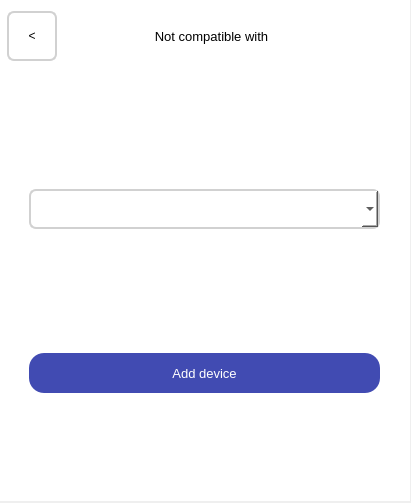
Above: layouts/add_device4.ui from fedulovs/InventoryUI before the change. Below: the same form after it.
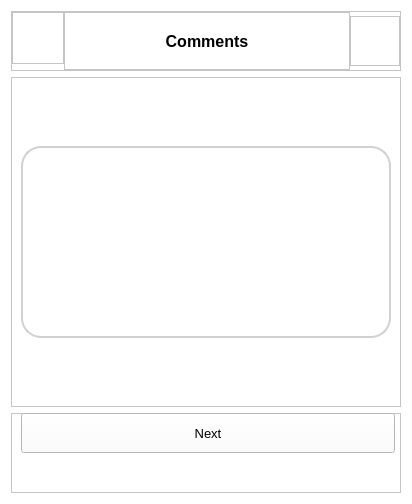
That is the form after the change.

Commit message: Change device inputs to correspond with new data source

What changed in the file:
```diff
--- a/layouts/add_device4.ui
+++ b/layouts/add_device4.ui
@@ -6,116 +6,101 @@
             <rect>
                 <x>0</x>
                 <y>0</y>
-                <width>411</width>
-                <height>503</height>
+                <width>412</width>
+                <height>504</height>
             </rect>
         </property>
         <property name="windowTitle">
             <string>Dialog</string>
         </property>
-        <widget class="QWidget" name="widget" native="true">
-            <property name="geometry">
-                <rect>
-                    <x>-1</x>
-                    <y>0</y>
-                    <width>411</width>
-                    <height>501</height>
-                </rect>
-            </property>
             <property name="styleSheet">
-                <string notr="true">background-color: #FFFFFF</string>
-            </property>
-            <widget class="QWidget" name="verticalLayoutWidget_2">
-                <property name="geometry">
-                    <rect>
-                        <x>0</x>
-                        <y>71</y>
-                        <width>411</width>
-                        <height>441</height>
-                    </rect>
-                </property>
-                <layout class="QVBoxLayout" name="verticalLayout_4">
+            <string notr="true">background-color: white</string>
+        </property>
+        <layout class="QVBoxLayout" name="verticalLayout">
+            <item>
+                <widget class="QFrame" name="frame">
+                    <property name="sizePolicy">
+                        <sizepolicy hsizetype="Preferred" vsizetype="Minimum">
+                            <horstretch>0</horstretch>
+                            <verstretch>0</verstretch>
+                        </sizepolicy>
+                    </property>
+                    <property name="minimumSize">
+                        <size>
+                            <width>0</width>
+                            <height>60</height>
+                        </size>
+                    </property>
+                    <property name="frameShape">
+                        <enum>QFrame::StyledPanel</enum>
+                    </property>
+                    <property name="frameShadow">
+                        <enum>QFrame::Raised</enum>
+                    </property>
+                    <layout class="QHBoxLayout" name="horizontalLayout">
+                        <property name="spacing">
+                            <number>0</number>
+                        </property>
                     <property name="leftMargin">
-                        <number>30</number>
+                            <number>0</number>
                     </property>
                     <property name="topMargin">
                         <number>0</number>
                     </property>
                     <property name="rightMargin">
-                        <number>30</number>
-                    </property>
-                    <item>
-                        <widget class="QComboBox" name="dropdown">
-                            <property name="minimumSize">
-                                <size>
-                                    <width>0</width>
-                                    <height>40</height>
-                                </size>
-                            </property>
-                            <property name="styleSheet">
-                                <string notr="true">border-radius : 7; border: 2px solid #D1D1D1</string>
-                            </property>
-                        </widget>
-                    </item>
-                    <item>
-                        <widget class="QPushButton" name="nextButton">
+                            <number>0</number>
+                        </property>
+                        <property name="bottomMargin">
+                            <number>0</number>
+                        </property>
+                        <item alignment="Qt::AlignLeft|Qt::AlignTop">
+                            <widget class="QFrame" name="frame_3">
                             <property name="sizePolicy">
-                                <sizepolicy hsizetype="Expanding" vsizetype="Fixed">
+                                    <sizepolicy hsizetype="Minimum" vsizetype="Preferred">
                                     <horstretch>0</horstretch>
                                     <verstretch>0</verstretch>
                                 </sizepolicy>
                             </property>
                             <property name="minimumSize">
                                 <size>
-                                    <width>0</width>
-                                    <height>40</height>
-                                </size>
-                            </property>
-                            <property name="font">
-                                <font>
-                                    <pointsize>10</pointsize>
-                                </font>
-                            </property>
-                            <property name="styleSheet">
-                                <string notr="true">border-radius : 15; border: 2 px solid black; background-color :
-                                    #414BB2; color: white
-                                </string>
-                            </property>
-                            <property name="text">
-                                <string>Add device</string>
-                            </property>
-                        </widget>
-                    </item>
-                </layout>
-            </widget>
-            <widget class="QWidget" name="horizontalLayoutWidget">
-                <property name="geometry">
-                    <rect>
-                        <x>0</x>
-                        <y>1</y>
-                        <width>411</width>
-                        <height>71</height>
-                    </rect>
+                                        <width>50</width>
+                                        <height>0</height>
+                                    </size>
+                                </property>
+                                <property name="frameShape">
+                                    <enum>QFrame::StyledPanel</enum>
+                                </property>
+                                <property name="frameShadow">
+                                    <enum>QFrame::Raised</enum>
                 </property>
                 <layout class="QHBoxLayout" name="horizontalLayout_2">
-                    <property name="sizeConstraint">
-                        <enum>QLayout::SetNoConstraint</enum>
+                                    <property name="spacing">
+                                        <number>0</number>
                     </property>
                     <property name="leftMargin">
-                        <number>8</number>
-                    </property>
-                    <item>
+                                        <number>0</number>
+                                    </property>
+                                    <property name="topMargin">
+                                        <number>0</number>
+                                    </property>
+                                    <property name="rightMargin">
+                                        <number>0</number>
+                                    </property>
+                                    <property name="bottomMargin">
+                                        <number>0</number>
+                                    </property>
+                                    <item alignment="Qt::AlignLeft|Qt::AlignTop">
                         <widget class="QPushButton" name="backButton">
                             <property name="sizePolicy">
-                                <sizepolicy hsizetype="Minimum" vsizetype="Fixed">
+                                                <sizepolicy hsizetype="Minimum" vsizetype="Minimum">
                                     <horstretch>0</horstretch>
                                     <verstretch>0</verstretch>
                                 </sizepolicy>
                             </property>
                             <property name="minimumSize">
                                 <size>
-                                    <width>0</width>
-                                    <height>40</height>
+                                                    <width>50</width>
+                                                    <height>50</height>
                                 </size>
                             </property>
                             <property name="maximumSize">
@@ -125,59 +110,203 @@
                                 </size>
                             </property>
                             <property name="styleSheet">
-                                <string notr="true">border-radius : 7; border: 2px solid #D1D1D1</string>
+                                                <string notr="true">color: white; border: none</string>
                             </property>
                             <property name="text">
-                                <string>&lt;</string>
+                                                <string/>
                             </property>
                         </widget>
                     </item>
+                                </layout>
+                            </widget>
+                        </item>
                     <item>
-                        <widget class="QLabel" name="title">
+                            <widget class="QFrame" name="frame_4">
                             <property name="sizePolicy">
-                                <sizepolicy hsizetype="Minimum" vsizetype="Fixed">
+                                    <sizepolicy hsizetype="Expanding" vsizetype="Preferred">
+                                        <horstretch>0</horstretch>
+                                        <verstretch>0</verstretch>
+                                    </sizepolicy>
+                                </property>
+                                <property name="frameShape">
+                                    <enum>QFrame::StyledPanel</enum>
+                                </property>
+                                <property name="frameShadow">
+                                    <enum>QFrame::Raised</enum>
+                                </property>
+                                <layout class="QHBoxLayout" name="horizontalLayout_3">
+                                    <property name="spacing">
+                                        <number>0</number>
+                                    </property>
+                                    <property name="leftMargin">
+                                        <number>0</number>
+                                    </property>
+                                    <property name="topMargin">
+                                        <number>0</number>
+                                    </property>
+                                    <property name="rightMargin">
+                                        <number>0</number>
+                                    </property>
+                                    <property name="bottomMargin">
+                                        <number>0</number>
+                                    </property>
+                                    <item>
+                                        <widget class="QLabel" name="title_2">
+                                            <property name="sizePolicy">
+                                                <sizepolicy hsizetype="Minimum" vsizetype="Minimum">
                                     <horstretch>0</horstretch>
                                     <verstretch>0</verstretch>
                                 </sizepolicy>
                             </property>
                             <property name="minimumSize">
                                 <size>
-                                    <width>0</width>
-                                    <height>40</height>
+                                                    <width>100</width>
+                                                    <height>30</height>
                                 </size>
                             </property>
                             <property name="font">
                                 <font>
-                                    <pointsize>10</pointsize>
+                                                    <pointsize>12</pointsize>
+                                                    <weight>75</weight>
+                                                    <bold>true</bold>
                                 </font>
                             </property>
                             <property name="text">
-                                <string>Not compatible with</string>
+                                                <string>Comments</string>
                             </property>
                             <property name="alignment">
                                 <set>Qt::AlignCenter</set>
                             </property>
                         </widget>
                     </item>
+                                </layout>
+                            </widget>
+                        </item>
                     <item>
-                        <spacer name="horizontalSpacer">
-                            <property name="orientation">
-                                <enum>Qt::Horizontal</enum>
-                            </property>
-                            <property name="sizeType">
-                                <enum>QSizePolicy::Fixed</enum>
-                            </property>
-                            <property name="sizeHint" stdset="0">
+                            <widget class="QFrame" name="frame_5">
+                                <property name="sizePolicy">
+                                    <sizepolicy hsizetype="Minimum" vsizetype="Minimum">
+                                        <horstretch>0</horstretch>
+                                        <verstretch>0</verstretch>
+                                    </sizepolicy>
+                                </property>
+                                <property name="minimumSize">
+                                    <size>
+                                        <width>50</width>
+                                        <height>50</height>
+                                    </size>
+                                </property>
+                                <property name="maximumSize">
                                 <size>
                                     <width>50</width>
-                                    <height>20</height>
-                                </size>
-                            </property>
-                        </spacer>
+                                        <height>50</height>
+                                    </size>
+                                </property>
+                                <property name="frameShape">
+                                    <enum>QFrame::StyledPanel</enum>
+                                </property>
+                                <property name="frameShadow">
+                                    <enum>QFrame::Raised</enum>
+                                </property>
+                            </widget>
                     </item>
                 </layout>
             </widget>
-        </widget>
+            </item>
+            <item>
+                <widget class="QFrame" name="frame_2">
+                    <property name="sizePolicy">
+                        <sizepolicy hsizetype="Preferred" vsizetype="Expanding">
+                            <horstretch>0</horstretch>
+                            <verstretch>0</verstretch>
+                        </sizepolicy>
+                    </property>
+                    <property name="frameShape">
+                        <enum>QFrame::StyledPanel</enum>
+                    </property>
+                    <property name="frameShadow">
+                        <enum>QFrame::Raised</enum>
+                    </property>
+                    <layout class="QVBoxLayout" name="verticalLayout_2">
+                        <item>
+                            <widget class="QTextEdit" name="comments_input">
+                                <property name="sizePolicy">
+                                    <sizepolicy hsizetype="Expanding" vsizetype="Fixed">
+                                        <horstretch>0</horstretch>
+                                        <verstretch>0</verstretch>
+                                    </sizepolicy>
+                                </property>
+                                <property name="styleSheet">
+                                    <string notr="true">border-radius : 20; border: 2px solid #D1D1D1</string>
+                                </property>
+                            </widget>
+                        </item>
+                    </layout>
+                </widget>
+            </item>
+            <item>
+                <widget class="QFrame" name="frame_6">
+                    <property name="sizePolicy">
+                        <sizepolicy hsizetype="Preferred" vsizetype="Minimum">
+                            <horstretch>0</horstretch>
+                            <verstretch>0</verstretch>
+                        </sizepolicy>
+                    </property>
+                    <property name="minimumSize">
+                        <size>
+                            <width>0</width>
+                            <height>80</height>
+                        </size>
+                    </property>
+                    <property name="frameShape">
+                        <enum>QFrame::StyledPanel</enum>
+                    </property>
+                    <property name="frameShadow">
+                        <enum>QFrame::Raised</enum>
+                    </property>
+                    <widget class="QPushButton" name="nextButton">
+                        <property name="geometry">
+                            <rect>
+                                <x>10</x>
+                                <y>0</y>
+                                <width>374</width>
+                                <height>40</height>
+                            </rect>
+                        </property>
+                        <property name="sizePolicy">
+                            <sizepolicy hsizetype="Expanding" vsizetype="Fixed">
+                                <horstretch>0</horstretch>
+                                <verstretch>0</verstretch>
+                            </sizepolicy>
+                        </property>
+                        <property name="minimumSize">
+                            <size>
+                                <width>0</width>
+                                <height>40</height>
+                            </size>
+                        </property>
+                        <property name="font">
+                            <font>
+                                <pointsize>10</pointsize>
+                            </font>
+                        </property>
+                        <property name="styleSheet">
+                            <string notr="true">border-radius : 15; border: 2 px solid black; background-color:
+                                #414BB2; color: white;
+
+                                pressed ({
+                                border: 4px solid #090;
+                                border-radius: 5px
+                                })
+                            </string>
+                        </property>
+                        <property name="text">
+                            <string>Next</string>
+                        </property>
+                    </widget>
+                </widget>
+            </item>
+        </layout>
     </widget>
     <resources/>
     <connections/>
```
Lines whose indentation alone changed are shown as unchanged. The commit also changes 7 other files.
